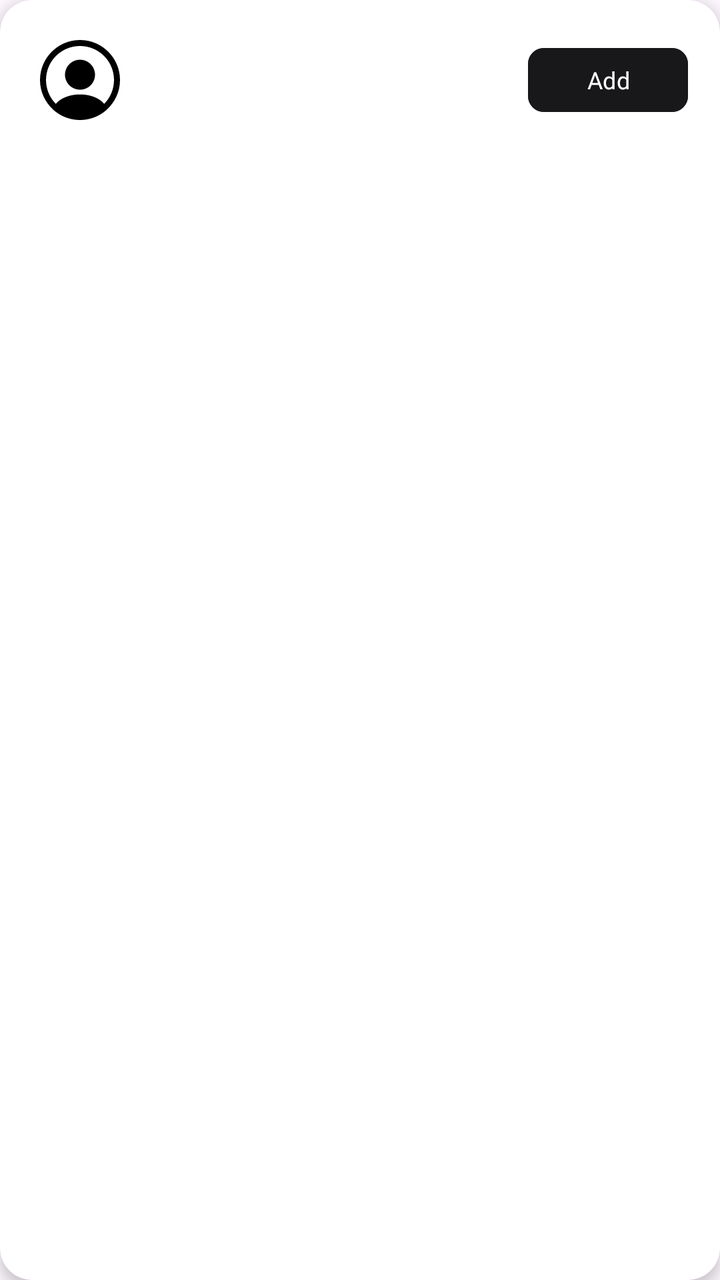
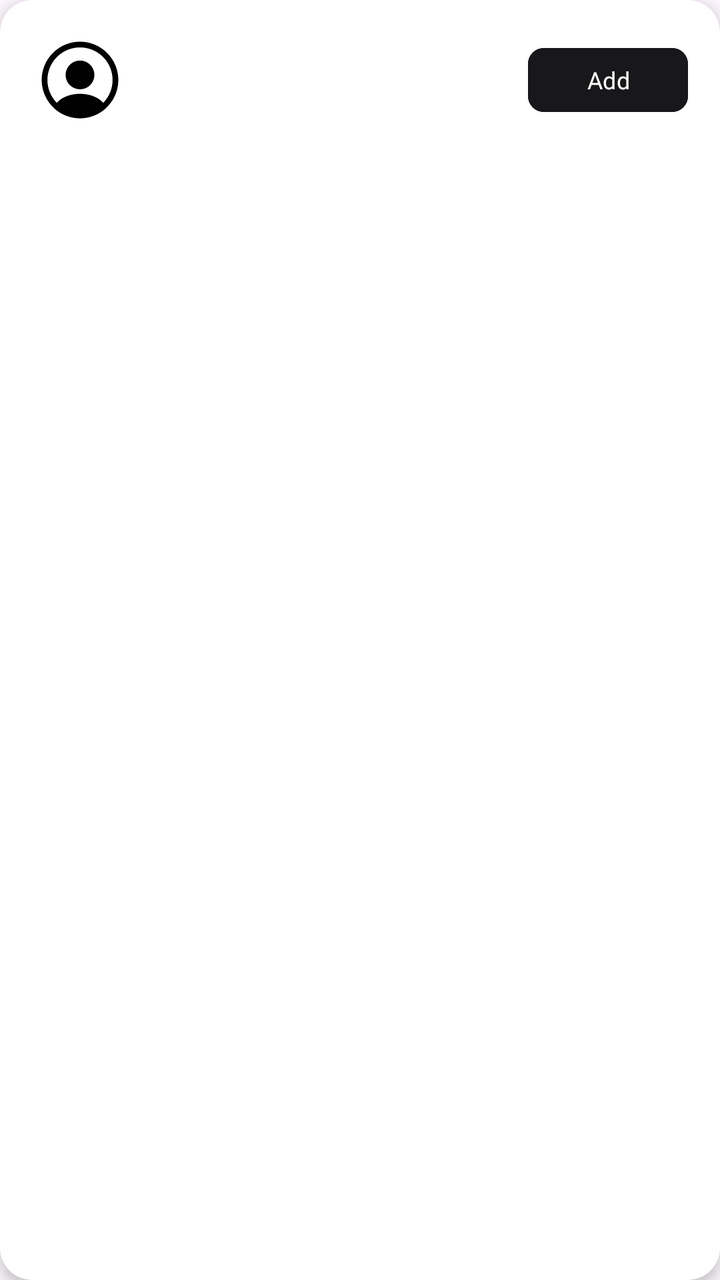

Before-and-after screenshots of an Android layout around one commit, followed by the original layout XML and the change that was made.
<!-- AndroidManifest.xml: application theme Theme.Travel -->
<!-- res/layout/item_user_search.xml -->
<?xml version="1.0" encoding="utf-8"?>
<androidx.cardview.widget.CardView
    xmlns:android="http://schemas.android.com/apk/res/android"
    xmlns:app="http://schemas.android.com/apk/res-auto"
    android:layout_width="match_parent"
    android:layout_height="wrap_content"
    android:layout_marginHorizontal="12dp"
    android:layout_marginVertical="6dp"
    app:cardCornerRadius="16dp"
    app:cardElevation="4dp"
    app:cardBackgroundColor="@color/white">

    <androidx.constraintlayout.widget.ConstraintLayout
        android:layout_width="match_parent"
        android:layout_height="wrap_content"
        android:padding="16dp">

        <ImageView
            android:id="@+id/profilePicture"
            android:layout_width="48dp"
            android:layout_height="48dp"
            android:scaleType="centerCrop"
            android:src="@drawable/ic_profile"
            app:layout_constraintBottom_toBottomOf="parent"
            app:layout_constraintStart_toStartOf="parent"
            app:layout_constraintTop_toTopOf="parent" />

        <TextView
            android:id="@+id/displayNameText"
            android:layout_width="0dp"
            android:layout_height="wrap_content"
            android:layout_marginEnd="8dp"
            android:layout_marginStart="8dp"
            android:ellipsize="end"
            android:fontFamily="@font/mont_bold"
            android:maxLines="1"
            android:textColor="@color/text_primary"
            android:textSize="16sp"
            app:layout_constraintEnd_toStartOf="@id/actionButton"
            app:layout_constraintStart_toEndOf="@+id/profilePicture"
            app:layout_constraintTop_toTopOf="@+id/profilePicture" />

        <TextView
            android:id="@+id/usernameText"
            android:layout_width="0dp"
            android:layout_height="wrap_content"
            android:layout_marginEnd="8dp"
            android:layout_marginStart="8dp"
            android:ellipsize="end"
            android:fontFamily="@font/mont_regular"
            android:maxLines="1"
            android:textColor="@color/text_secondary"
            android:textSize="12sp"
            app:layout_constraintEnd_toStartOf="@id/actionButton"
            app:layout_constraintStart_toEndOf="@+id/profilePicture"
            app:layout_constraintTop_toBottomOf="@id/displayNameText" />

        <com.google.android.material.button.MaterialButton
            android:id="@+id/actionButton"
            android:layout_width="wrap_content"
            android:layout_height="40dp"
            android:text="Add"
            android:textSize="12sp"
            android:textAllCaps="false"
            android:backgroundTint="@color/button_primary"
            android:textColor="@color/button_primary_text"
            android:fontFamily="@font/mont_bold"
            android:minWidth="80dp"
            android:paddingHorizontal="0dp"
            app:cornerRadius="8dp"
            app:layout_constraintWidth_max="80dp"
            app:layout_constraintTop_toTopOf="parent"
            app:layout_constraintBottom_toBottomOf="parent"
            app:layout_constraintEnd_toEndOf="parent" />

    </androidx.constraintlayout.widget.ConstraintLayout>

</androidx.cardview.widget.CardView>
<!-- resources referenced by this layout -->
<resources>
  <color name="button_primary">#FF18181B</color>
  <color name="button_primary_text">#FFFFFFFF</color>
  <color name="text_primary">#FF18181B</color>
  <color name="text_secondary">#FFA1A1AA</color>
  <color name="white">#FFFFFFFF</color>
  <!-- drawable ic_profile (drawable) -->
  <vector xmlns:android="http://schemas.android.com/apk/res/android"
      android:width="200dp"
      android:height="200dp"
      android:viewportWidth="24"
      android:viewportHeight="24">
    <path
        android:pathData="M22,12C22,6.49 17.51,2 12,2C6.49,2 2,6.49 2,12C2,14.9 3.25,17.51 5.23,19.34C5.23,19.35 5.23,19.35 5.22,19.36C5.32,19.46 5.44,19.54 5.54,19.63C5.6,19.68 5.65,19.73 5.71,19.77C5.89,19.92 6.09,20.06 6.28,20.2C6.35,20.25 6.41,20.29 6.48,20.34C6.67,20.47 6.87,20.59 7.08,20.7C7.15,20.74 7.23,20.79 7.3,20.83C7.5,20.94 7.71,21.04 7.93,21.13C8.01,21.17 8.09,21.21 8.17,21.24C8.39,21.33 8.61,21.41 8.83,21.48C8.91,21.51 8.99,21.54 9.07,21.56C9.31,21.63 9.55,21.69 9.79,21.75C9.86,21.77 9.93,21.79 10.01,21.8C10.29,21.86 10.57,21.9 10.86,21.93C10.9,21.93 10.94,21.94 10.98,21.95C11.32,21.98 11.66,22 12,22C12.34,22 12.68,21.98 13.01,21.95C13.05,21.95 13.09,21.94 13.13,21.93C13.42,21.9 13.7,21.86 13.98,21.8C14.05,21.79 14.12,21.76 14.2,21.75C14.44,21.69 14.69,21.64 14.92,21.56C15,21.53 15.08,21.5 15.16,21.48C15.38,21.4 15.61,21.33 15.82,21.24C15.9,21.21 15.98,21.17 16.06,21.13C16.27,21.04 16.48,20.94 16.69,20.83C16.77,20.79 16.84,20.74 16.91,20.7C17.11,20.58 17.31,20.47 17.51,20.34C17.58,20.3 17.64,20.25 17.71,20.2C17.91,20.06 18.1,19.92 18.28,19.77C18.34,19.72 18.39,19.67 18.45,19.63C18.56,19.54 18.67,19.45 18.77,19.36C18.77,19.35 18.77,19.35 18.76,19.34C20.75,17.51 22,14.9 22,12ZM16.94,16.97C14.23,15.15 9.79,15.15 7.06,16.97C6.62,17.26 6.26,17.6 5.96,17.97C4.44,16.43 3.5,14.32 3.5,12C3.5,7.31 7.31,3.5 12,3.5C16.69,3.5 20.5,7.31 20.5,12C20.5,14.32 19.56,16.43 18.04,17.97C17.75,17.6 17.38,17.26 16.94,16.97Z"
        android:fillColor="#000000"/>
    <path
        android:pathData="M12,6.93C9.93,6.93 8.25,8.61 8.25,10.68C8.25,12.71 9.84,14.36 11.95,14.42C11.98,14.42 12.02,14.42 12.04,14.42C12.06,14.42 12.09,14.42 12.11,14.42C12.12,14.42 12.13,14.42 12.13,14.42C14.15,14.35 15.74,12.71 15.75,10.68C15.75,8.61 14.07,6.93 12,6.93Z"
        android:fillColor="#000000"/>
  </vector>
  <style name="Theme.Travel" parent="Theme.Material3.DayNight.NoActionBar">
          <item name="colorPrimary">#2196F3</item>
          <item name="colorOnPrimary">@android:color/white</item>
      </style>
</resources>

<!-- the commit's change to res/layout/item_user_search.xml (unified diff, before → after) -->
@@ -23,7 +23,11 @@
             android:src="@drawable/ic_profile"
             app:layout_constraintBottom_toBottomOf="parent"
             app:layout_constraintStart_toStartOf="parent"
-            app:layout_constraintTop_toTopOf="parent" />
+            app:layout_constraintTop_toTopOf="parent"
+            android:padding="1dp"
+            app:shapeAppearanceOverlay="@style/ShapeAppearanceOverlay.Circle"
+            app:strokeColor="@color/black"
+            app:strokeWidth="1dp"/>
 
         <TextView
             android:id="@+id/displayNameText"
<!-- resource entries referenced after the edit -->
@@ -1,5 +1,6 @@
 <!-- resources referenced by this layout -->
 <resources>
+  <color name="black">#FF000000</color>
   <color name="button_primary">#FF18181B</color>
   <color name="button_primary_text">#FFFFFFFF</color>
   <color name="text_primary">#FF18181B</color>
@@ -18,6 +19,9 @@
         android:pathData="M12,6.93C9.93,6.93 8.25,8.61 8.25,10.68C8.25,12.71 9.84,14.36 11.95,14.42C11.98,14.42 12.02,14.42 12.04,14.42C12.06,14.42 12.09,14.42 12.11,14.42C12.12,14.42 12.13,14.42 12.13,14.42C14.15,14.35 15.74,12.71 15.75,10.68C15.75,8.61 14.07,6.93 12,6.93Z"
         android:fillColor="#000000"/>
   </vector>
+  <style name="ShapeAppearanceOverlay.Circle" parent="">
+          <item name="cornerSize">50%</item>
+      </style>
   <style name="Theme.Travel" parent="Theme.Material3.DayNight.NoActionBar">
           <item name="colorPrimary">#2196F3</item>
           <item name="colorOnPrimary">@android:color/white</item>
